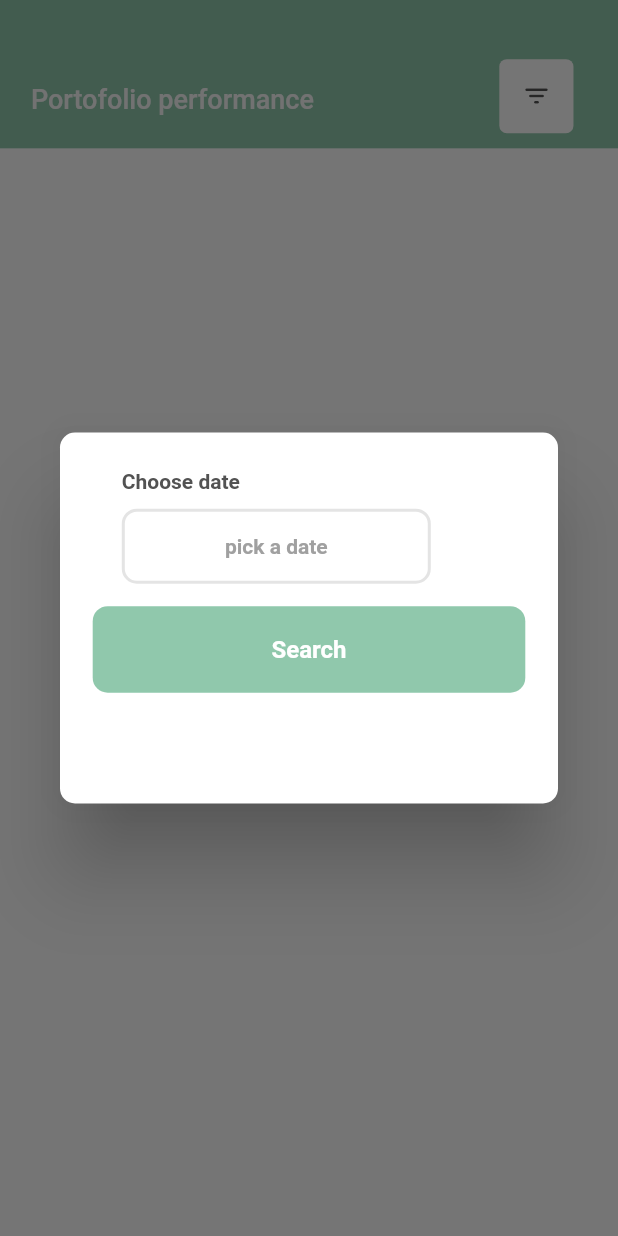
After one commit to dafageraldine/recordinvest, a Flutter app: the Performance screen opened directly, after a tap on the "filter list" icon, on a phone screen of 412 x 824 dp. The commit adds this screen. Run offline on Flutter 3.47's test engine with Material 2 defaults, Android fonts, the phone set to English and light mode, and no system bars; our stand-ins replace dropdown_search, fluttertoast; network calls fail.

Commit message:
performance filter by date done

```diff
--- a/lib/data.dart
+++ b/lib/data.dart
@@ -1,10 +1,19 @@
 List<String> comboboxtype = [];
 List<String> comboboxproduct = [];
 List<Pilihan> listNmtype = <Pilihan>[];
+List<RecordData> listrecord = <RecordData>[];
 
 class Pilihan {
   String Nmtype;
   Pilihan(this.Nmtype);
 }
 
+class RecordData {
+  String date;
+  String value;
+  String type;
+  String product;
+  RecordData(this.date, this.value, this.type, this.product);
+}
+
 var baseurl = "http://apirecordinvest.herokuapp.com/";
--- /dev/null
+++ b/lib/menu/performance.dart
@@ -0,0 +1,330 @@
+import 'dart:convert';
+
+import 'package:dropdown_search/dropdown_search.dart';
+import 'package:flutter/material.dart';
+import 'package:flutter/src/foundation/key.dart';
+import 'package:flutter/src/widgets/framework.dart';
+import 'package:fluttertoast/fluttertoast.dart';
+import 'package:intl/intl.dart';
+import 'package:http/http.dart' as http;
+
+import '../data.dart';
+
+class Performance extends StatefulWidget {
+  const Performance({Key? key}) : super(key: key);
+
+  @override
+  State<Performance> createState() => _PerformanceState();
+}
+
+class _PerformanceState extends State<Performance> {
+  var awal = "pick a date";
+  final oCcy = NumberFormat.currency(
+      locale: 'eu',
+      customPattern: '#,### \u00a4',
+      symbol: "",
+      decimalDigits: 2);
+
+  void _showDialogfilter(judul, konten) {
+    // flutter defined function
+    showDialog(
+      context: context,
+      builder: (BuildContext context) {
+        double sw = MediaQuery.of(context).size.width;
+        double sh = MediaQuery.of(context).size.height;
+        // return object of type Dialog
+        return Dialog(
+          backgroundColor: Colors.white,
+          shape: RoundedRectangleBorder(
+              borderRadius: BorderRadius.all(Radius.circular(10))),
+          child: Container(
+            width: 0.85 * sw,
+            height: 0.3 * sh,
+            child: Column(
+              children: [
+                Padding(
+                  padding: EdgeInsets.only(left: 0.1 * sw, top: 0.03 * sh),
+                  child: Align(
+                      alignment: Alignment.centerLeft,
+                      child: Text(
+                        "Choose date",
+                        style: TextStyle(
+                            color: Color.fromRGBO(82, 82, 82, 1),
+                            fontSize: 14,
+                            // fontFamily: 'Inter',
+                            fontWeight: FontWeight.w600),
+                      )),
+                ),
+                SizedBox(
+                  height: 10,
+                ),
+                Padding(
+                  padding: EdgeInsets.only(left: 0.1 * sw),
+                  child: Align(
+                    alignment: Alignment.centerLeft,
+                    child: InkWell(
+                      onTap: () {
+                        showDatePicker(
+                                context: context,
+                                initialDate: DateTime.now(),
+                                firstDate: DateTime(2020),
+                                lastDate: DateTime(2100))
+                            .then((date) {
+                          setState(() {
+                            awal = DateFormat('yyyy-MM-dd').format(date!);
+                            Navigator.of(context).pop();
+                            _showDialogfilter("", "");
+                          });
+                        });
+                      },
+                      child: Container(
+                        width: sw * 0.5,
+                        height: 50,
+                        decoration: BoxDecoration(
+                          borderRadius: BorderRadius.all(Radius.circular(10)),
+                          border: Border.all(
+                              color: Color.fromRGBO(228, 228, 228, 1),
+                              width: 2),
+                          color: Colors.white,
+                        ),
+                        child: Center(
+                            child: Text(
+                          awal,
+                          style: TextStyle(
+                              color: Color.fromRGBO(160, 160, 160, 1),
+                              fontSize: 14,
+                              // fontFamily: 'Inter',
+                              fontWeight: FontWeight.w600),
+                        )),
+                      ),
+                    ),
+                  ),
+                )
+                // Container(
+                //     width: 0.7*sw,
+                //     height: 0.07*sh,
+                //     decoration: BoxDecoration(
+                //       // color: Colors.grey[600],
+                //       borderRadius: BorderRadius.circular(10),
+                //     ),
+                //     child: DropdownSearch<String>(
+                //       popupProps: PopupProps.menu(
+                //         itemBuilder: (context, item, isSelected) =>
+                //             ListTile(title: Text(item)),
+                //         showSearchBox: true,
+                //       ),
+                //       items: combobox,
+                //       dropdownBuilder: (context, item) => Text(item!),
+                //       onChanged: (value) => setState(() {
+                //         selectedpilihan = value!;
+                //       }),
+                //       selectedItem: selectedpilihan,
+                //     )),
+                ,
+                SizedBox(
+                  height: 15,
+                ),
+                InkWell(
+                  onTap: () {
+                    Navigator.of(context).pop();
+                    getrecord();
+                    // if (dataexist == "2") {
+                    //   Fluttertoast.showToast(
+                    //       msg: "getting report on process, please wait !",
+                    //       backgroundColor: Colors.black,
+                    //       textColor: Colors.white);
+                    // } else {
+                    //   setState(() {
+                    //     title_refresh = selectedpilihan;
+                    //     dataexist = "2";
+                    //   });
+                    //   get_report_at_ro(selectedpilihan);
+                    // }
+                  },
+                  child: Container(
+                    width: 0.7 * sw,
+                    height: 0.07 * sh,
+                    decoration: BoxDecoration(
+                        color: Color.fromRGBO(144, 200, 172, 1),
+                        borderRadius: BorderRadius.circular(10)),
+                    child: Center(
+                        child: Text(
+                      "Search",
+                      style: TextStyle(
+                          color: Colors.white,
+                          fontSize: 16,
+                          fontWeight: FontWeight.w600),
+                    )),
+                  ),
+                ),
+                // 15.verticalSpace,
+              ],
+            ),
+          ),
+        );
+      },
+    );
+  }
+
+  Future getrecord() async {
+    try {
+      listrecord.clear();
+      var body = {"date": awal};
+      http.Response postdata =
+          await http.post(Uri.parse(baseurl + "getrecord"), body: body);
+      var data = json.decode(postdata.body);
+      // print(data);
+      for (int i = 0; i < data["data"].length; i++) {
+        listrecord.add(RecordData(
+            data["data"][i]["date"],
+            data["data"][i]["value"].toString(),
+            data["data"][i]["type"],
+            data["data"][i]["product"]));
+      }
+      setState(() {});
+    } catch (e) {
+      Fluttertoast.showToast(
+          msg: e.toString(),
+          backgroundColor: Colors.black,
+          textColor: Colors.white);
+    }
+  }
+
+  @override
+  Widget build(BuildContext context) {
+    double width = MediaQuery.of(context).size.width;
+    double height = MediaQuery.of(context).size.height;
+    return Scaffold(
+      backgroundColor: Colors.white,
+      body: SingleChildScrollView(
+        child: Column(children: [
+          Container(
+            width: width,
+            height: height * 0.12,
+            // color: Color.fromRGBO(217, 215, 241, 1),
+            color: Color.fromRGBO(144, 200, 172, 1),
+            child: Row(
+              crossAxisAlignment: CrossAxisAlignment.end,
+              children: [
+                Padding(
+                  padding:
+                      EdgeInsets.only(left: 0.05 * width, top: 0.04 * height),
+                  child: Align(
+                      alignment: Alignment.centerLeft,
+                      child: Text(
+                        "Portofolio performance",
+                        style: TextStyle(
+                          fontWeight: FontWeight.w500,
+                          fontSize: 18,
+                          // color: Color.fromRGBO(104, 103, 172, 1),
+                          color: Color.fromRGBO(249, 249, 249, 1),
+                          // color: Color.fromRGBO(246, 198, 234, 1),
+                        ),
+                      )),
+                ),
+                SizedBox(
+                  width: width * 0.3,
+                ),
+                Padding(
+                  padding: EdgeInsets.only(bottom: 10),
+                  child: InkWell(
+                    onTap: () {
+                      _showDialogfilter("filter", "filter");
+                    },
+                    child: Container(
+                      width: 0.12 * width,
+                      height: 0.12 * width,
+                      decoration: BoxDecoration(
+                          color: Colors.white,
+                          borderRadius: BorderRadius.circular(5)),
+                      child: Icon(
+                        Icons.filter_list_rounded,
+                        size: 20,
+                        color: Color.fromRGBO(82, 82, 82, 1),
+                      ),
+                    ),
+                  ),
+                ),
+              ],
+            ),
+          ),
+          ListView.builder(
+            itemBuilder: (context, index) {
+              return Column(
+                children: [
+                  Padding(
+                    padding: EdgeInsets.only(top: 10),
+                    child: Container(
+                      width: width * 0.85,
+                      height: 0.15 * height,
+                      decoration: BoxDecoration(
+                          color: Color.fromRGBO(144, 200, 172, 1),
+                          borderRadius: BorderRadius.circular(10)),
+                      child: Padding(
+                        padding: EdgeInsets.only(left: width * 0.1, top: 20),
+                        child: Column(
+                          crossAxisAlignment: CrossAxisAlignment.start,
+                          children: [
+                            Text(
+                              listrecord[index].product,
+                              style: TextStyle(
+                                fontWeight: FontWeight.w800,
+                                color: Colors.grey[800],
+                                // color: Color.fromRGBO(157, 157, 157, 1),
+                                // color: Color.fromRGBO(144, 200, 172, 1),
+                                // color: Color.fromRGBO(157, 157, 157, 1),
+                                fontSize: 16,
+                              ),
+                            ),
+                            Text(
+                              listrecord[index].type,
+                              style: TextStyle(
+                                fontWeight: FontWeight.w600,
+                                // color: Color.fromRGBO(157, 157, 157, 1),
+                                // color: Color.fromRGBO(144, 200, 172, 1),
+                                color: Color.fromRGBO(249, 249, 249, 1),
+                                fontSize: 16,
+                              ),
+                            ),
+                            Text(
+                              "Rp " +
+                                  oCcy.format(
+                                      double.parse(listrecord[index].value)),
+                              style: TextStyle(
+                                fontWeight: FontWeight.w800,
+                                // color: Color.fromRGBO(157, 157, 157, 1),
+                                // color: Color.fromRGBO(144, 200, 172, 1),
+                                color: Colors.blueGrey,
+                                fontSize: 16,
+                              ),
+                            ),
+                            Text(
+                              listrecord[index].date,
+                              style: TextStyle(
+                                fontWeight: FontWeight.w400,
+                                // color: Color.fromRGBO(157, 157, 157, 1),
+                                // color: Color.fromRGBO(144, 200, 172, 1),
+                                color: Color.fromRGBO(249, 249, 249, 1),
+                                fontSize: 16,
+                              ),
+                            )
+                          ],
+                        ),
+                      ),
+                    ),
+                  ),
+                ],
+              );
+            },
+            itemCount: listrecord.isEmpty ? 0 : listrecord.length,
+            shrinkWrap: true,
+            physics: ClampingScrollPhysics(),
+          ),
+          SizedBox(
+            height: 20,
+          )
+        ]),
+      ),
+    );
+  }
+}
```
Also changed, not shown: lib/home/home.dart (+9 -3 lines).
